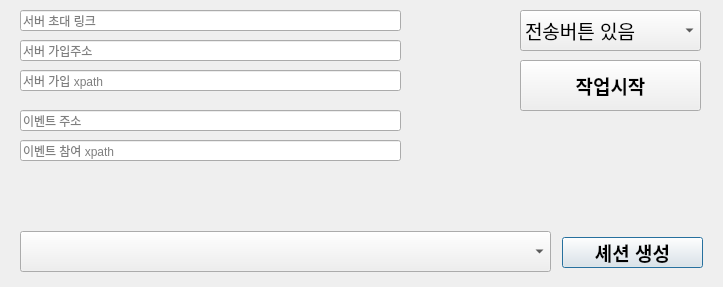
First picture: the form in sys/discord_auto.ui, repository kimkimdong/discord_auto, before the edit.
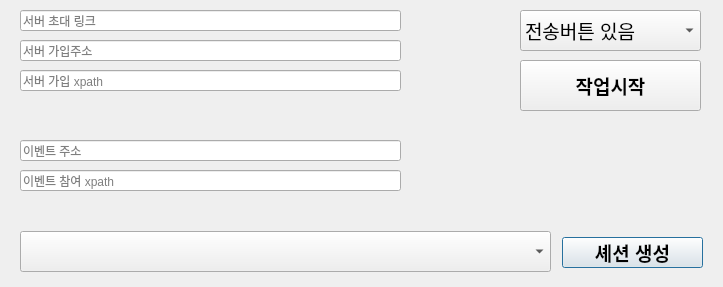
Second picture: the form after the edit.

```diff
--- a/sys/discord_auto.ui
+++ b/sys/discord_auto.ui
@@ -117,7 +117,7 @@
    <property name="geometry">
     <rect>
      <x>20</x>
-     <y>110</y>
+     <y>140</y>
      <width>381</width>
      <height>21</height>
     </rect>
@@ -130,7 +130,7 @@
    <property name="geometry">
     <rect>
      <x>20</x>
-     <y>140</y>
+     <y>170</y>
      <width>381</width>
      <height>21</height>
     </rect>
```
